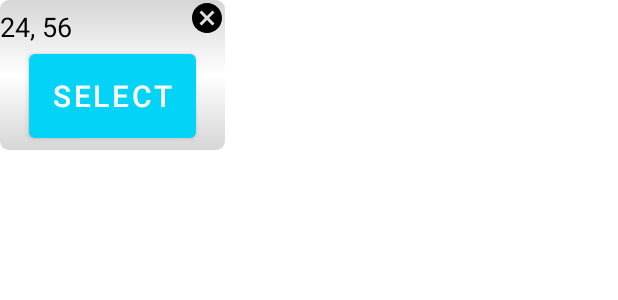
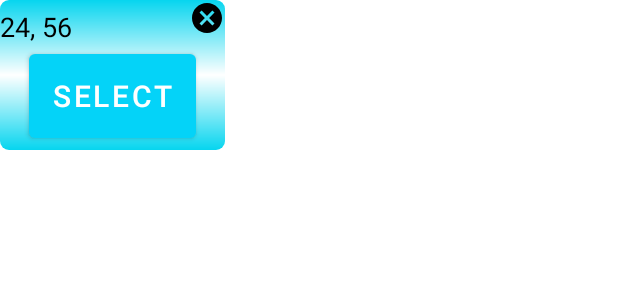
Before and after one commit to Vishwak007/Sky_Eye_Kotlin, an Android app: the layout item_view.xml on its own in the app's theme, with its tools: preview values and no code run, on a phone screen of 412 x 824 dp. Shown: the top 300 px of the screen. Run offline under Robolectric (Android 15) with nearby library versions, the phone set to English and light mode, and no system bars.

Commit message:
Add files via upload

```diff
--- a/app/src/main/res/values/colors.xml
+++ b/app/src/main/res/values/colors.xml
@@ -7,4 +7,5 @@
     <color name="teal_700">#FF018786</color>
     <color name="black">#FF000000</color>
     <color name="white">#FFFFFFFF</color>
+    <color name="sky">#06D5EF</color>
 </resources>
```
